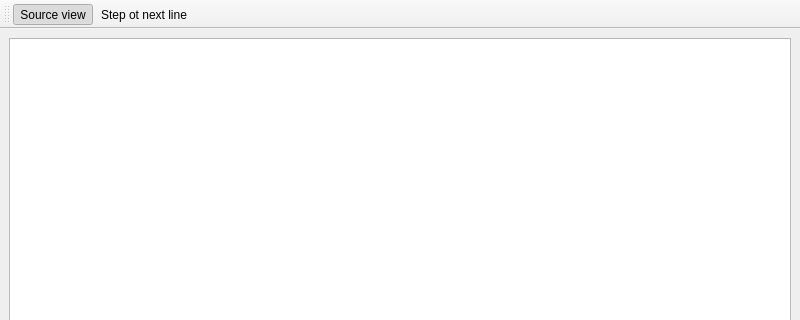
First picture: the form in gui/main_window.ui, repository QtLab/whiteboard-valgrind, before the edit; both pictures show x 0 to 800 and y 0 to 320 of the 800 by 600 pixel window.
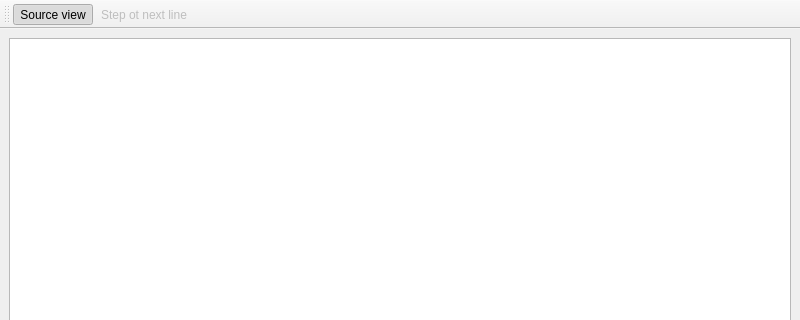
Second picture: the form after the edit. Icons and pictures are not drawn.

```diff
--- a/gui/main_window.ui
+++ b/gui/main_window.ui
@@ -70,6 +70,9 @@
    </property>
   </action>
   <action name="actionStep_ot_next_line">
+   <property name="enabled">
+    <bool>false</bool>
+   </property>
    <property name="icon">
     <iconset resource="resources.qrc">
      <normaloff>:/icons/icons/debug-step-into.png</normaloff>:/icons/icons/debug-step-into.png</iconset>
```
